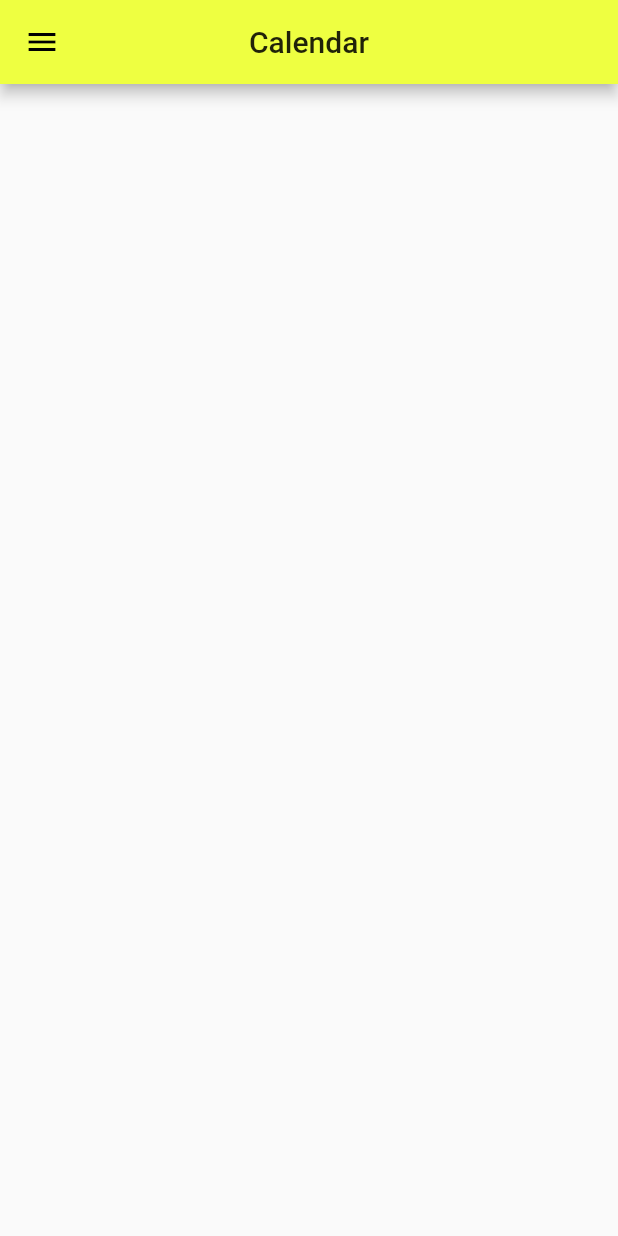
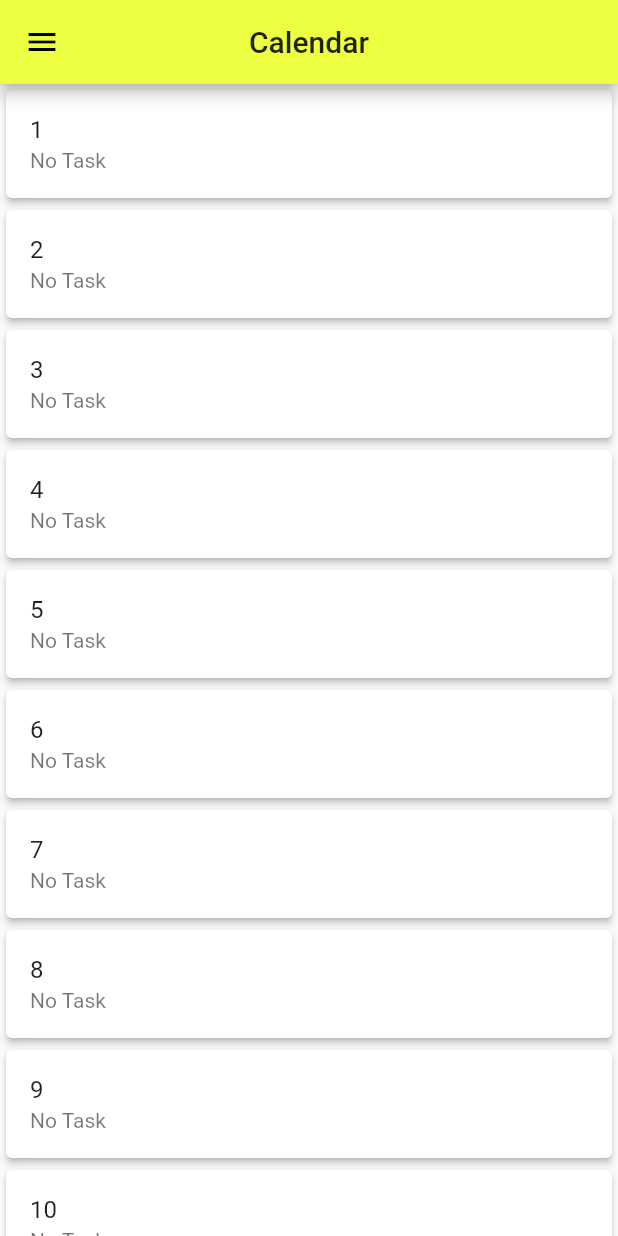
Before and after one commit to BerviFix/my_task_notes, a Flutter app: the screen it shows after launch, on a phone screen of 412 x 824 dp. Run offline on Flutter 3.47's test engine with Material 2 defaults, Android fonts, the phone set to English and light mode, and no system bars.

Commit message:
Add days logic and Task section

```diff
--- a/lib/main.dart
+++ b/lib/main.dart
@@ -66,6 +66,20 @@ class _HomePageState extends State<HomePage> {
         title: Text('Calendar'),
         centerTitle: true,
       ),
+      body: ListView.builder(
+          itemCount: months[_selectedMonthIndex].days!.length,
+          itemBuilder: (context, index) {
+            return Card(
+              elevation: 2,
+              child: ListTile(
+                title: Text(
+                  months[_selectedMonthIndex].days![index].nr.toString(),
+                ),
+                subtitle: Text(
+                    months[_selectedMonthIndex].days![index].task ?? 'No Task'),
+              ),
+            );
+          }),
       drawer: Container(
         width: 300,
         color: Colors.white,
```
